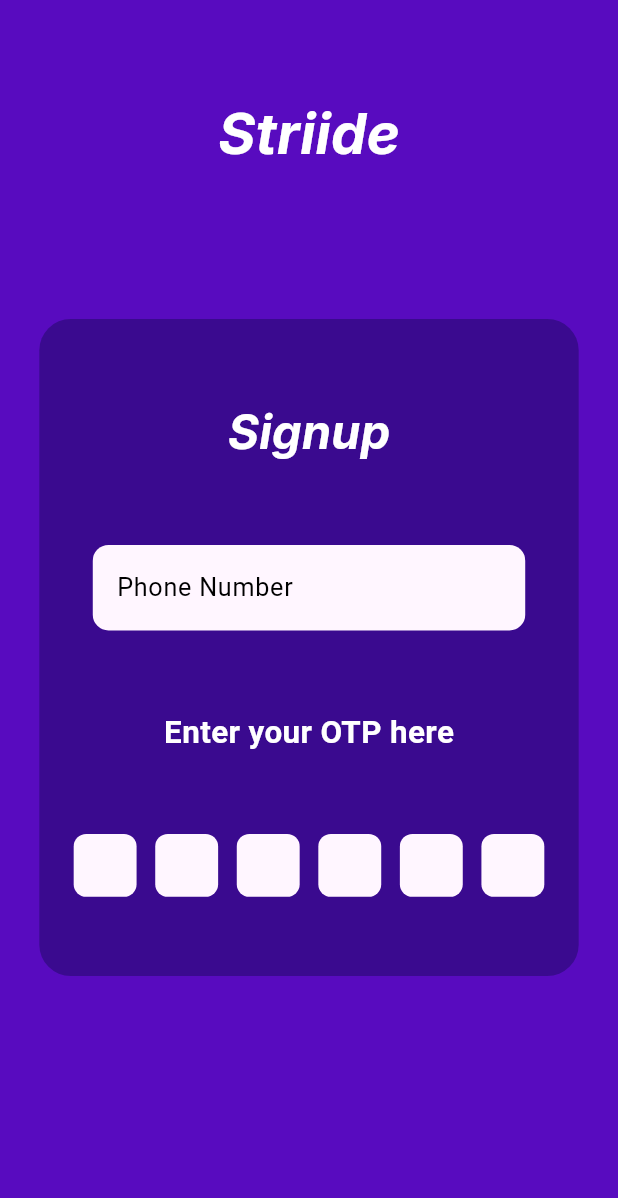
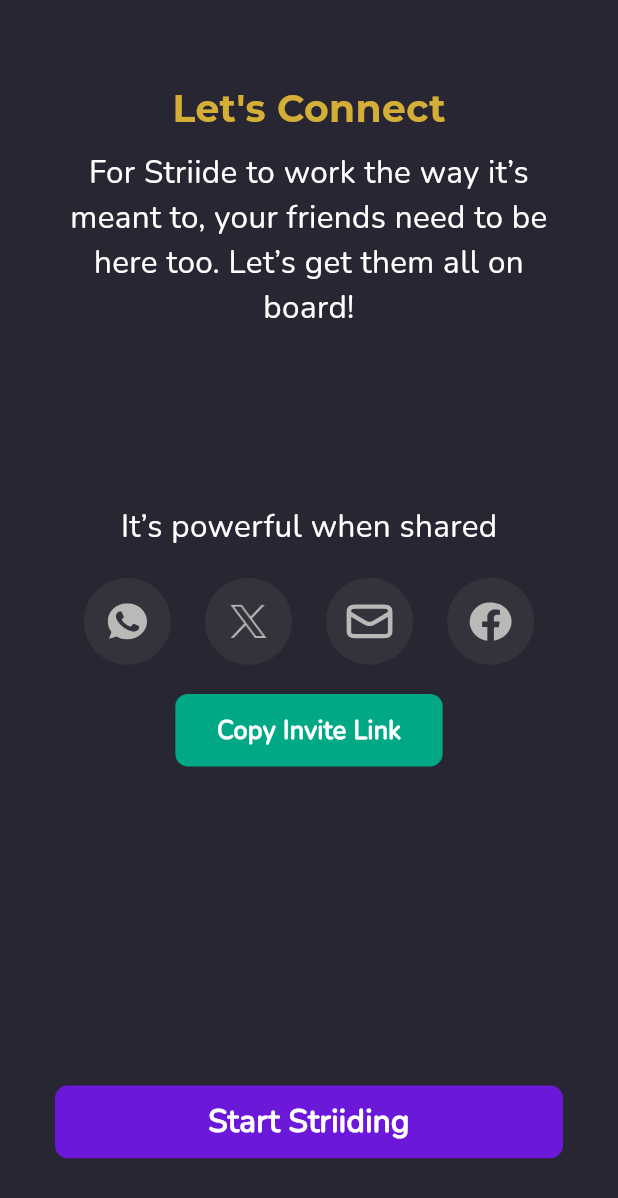
Before and after one commit to arjav1528/Striide-Flutter, a Flutter app: the screen it shows after launch, on a phone screen of 412 x 824 dp. Shown: the top 1198 px of the screen. Run offline on Flutter 3.47's test engine with Material 3 defaults, Android fonts, the phone set to English and light mode, and no system bars; our stand-ins replace flutter_dotenv, flutter_svg, loading_animation_widget, supabase_flutter; accounts and stored records are empty.

Commit message:
Share screen done

```diff
--- a/lib/main.dart
+++ b/lib/main.dart
@@ -4,6 +4,7 @@ import 'package:loading_animation_widget/loading_animation_widget.dart';
 import 'package:striide_flutter/screens/complete_profile_1.dart';
 import 'package:striide_flutter/screens/home.dart';
 import 'package:striide_flutter/screens/login.dart';
+import 'package:striide_flutter/screens/share_screen.dart';
 
 import 'package:supabase_flutter/supabase_flutter.dart';
 
@@ -41,6 +42,9 @@ class _ScreenWrapperState extends State<ScreenWrapper> {
     return StreamBuilder(
       stream: supabase.auth.onAuthStateChange,
       builder: (context, snapshot) {
+
+        return ShareScreen();
+
         if (snapshot.hasData) {
           final session = snapshot.data?.session;
           if (session != null) {
--- a/lib/screens/complete_profile_1.dart
+++ b/lib/screens/complete_profile_1.dart
@@ -86,7 +86,8 @@ class _CompleteProfile1State extends State<CompleteProfile1> {
                   fontSize: 24 * widthMultiplier,
                   fontWeight: FontWeight.bold,
                   color: const Color(0xFFD4AF37),
-                  letterSpacing: 0.5
+                  letterSpacing: 0.5,
+                  fontFamily: "Montserrat"
                 ),
               ),
               SizedBox(height: 8 * heightMultiplier),
--- a/lib/screens/complete_profile_2.dart
+++ b/lib/screens/complete_profile_2.dart
@@ -58,7 +58,7 @@ class _CompleteProfile2State extends State<CompleteProfile2> {
                   fontSize: 24 * widthMultiplier,
                   fontWeight: FontWeight.bold,
                   color: const Color(0xFFD4AF37),
-                  letterSpacing: 0.5
+                  fontFamily: "Montserrat"
                 ),
               ),
               SizedBox(height: 16 * heightMultiplier),
--- /dev/null
+++ b/lib/screens/share_screen.dart
@@ -0,0 +1,205 @@
+import 'package:flutter/material.dart';
+import 'package:flutter_svg/flutter_svg.dart';
+
+
+class ShareScreen extends StatefulWidget {
+  const ShareScreen({super.key});
+
+  @override
+  State<ShareScreen> createState() => _ShareScreenState();
+}
+
+class _ShareScreenState extends State<ShareScreen> {
+  @override
+  Widget build(BuildContext context) {
+    double heightMultiplier = MediaQuery.of(context).size.height / 852;
+    double widthMultiplier = MediaQuery.of(context).size.width / 393;
+    return Scaffold(
+      backgroundColor: const Color(0xFF282632),
+      body: SingleChildScrollView(
+        child: Padding(
+          padding: EdgeInsets.symmetric(horizontal: 24.0 * widthMultiplier, vertical: 16.0 * heightMultiplier),
+          child: Column(
+            crossAxisAlignment: CrossAxisAlignment.center,
+            children: [
+              SizedBox(height: 40 * heightMultiplier),
+              Center(
+                child: Text(
+                  "Let's Connect",
+                  style: TextStyle(
+                      fontSize: 24 * widthMultiplier,
+                      fontWeight: FontWeight.bold,
+                      color: const Color(0xFFD4AF37),
+                      fontFamily: "Montserrat"),
+                  ),
+                ),
+              SizedBox(height: 10*heightMultiplier,),
+              Center(
+                child: Container(
+                  width: 310*widthMultiplier,
+                  child: Text("For Striide to work the way it’s meant to, your friends need to be here too. Let’s get them all on board!",
+                    textAlign: TextAlign.center,
+                    style: TextStyle(
+                      fontSize: 20 * widthMultiplier,
+                      color: Colors.white,
+                      fontFamily: "Nunito",
+                    ),
+                  ),
+                ),
+              ),
+              SizedBox(height: 120*heightMultiplier,),
+              Center(
+                child: Text("It’s powerful when shared",
+                  style: TextStyle(
+                    fontSize: 20 * widthMultiplier,
+                    color: Colors.white,
+                    fontFamily: "Nunito",
+                  ),
+                ),
+              ),
+              SizedBox(height: 20*heightMultiplier,),
+              Padding(
+                padding: EdgeInsets.symmetric(horizontal: 10*widthMultiplier),
+                child: Row(
+                  mainAxisAlignment: MainAxisAlignment.spaceEvenly,
+                  children: [
+                    GestureDetector(
+                      onTap: (){
+                        // Handle WhatsApp share action
+
+                      },
+                      child: Container(
+                        height: 60 * heightMultiplier,
+                        width: 60 * widthMultiplier,
+                        decoration: BoxDecoration(
+                          color: Color(0xFF33333b),
+                          shape: BoxShape.circle
+                        ),
+                        child: Center(
+                          child: Container(
+                            height: 25 * heightMultiplier,
+                            width: 25 * widthMultiplier,
+                            child: SvgPicture.asset("assets/icons/wa.svg",
+
+                              fit: BoxFit.fill,
+                            ),
+                          ),
+                        ),
+                      ),
+                    ),
+                    GestureDetector(
+                      onTap: (){},
+                      child: Container(
+                        height: 60 * heightMultiplier,
+                        width: 60 * widthMultiplier,
+                        decoration: BoxDecoration(
+                            color: Color(0xFF33333b),
+                            shape: BoxShape.circle
+                        ),
+                        child: Center(
+                          child: Container(
+                            child: Image.asset("assets/icons/x.png",
+                              height: 30 * heightMultiplier,
+                              width: 30 * widthMultiplier,
+                              fit: BoxFit.fill,
+                            ),
+                          ),
+                        ),
+                      ),
+                    ),
+                    GestureDetector(
+                      onTap: (){},
+                      child: Container(
+                        height: 60 * heightMultiplier,
+                        width: 60 * widthMultiplier,
+                        decoration: BoxDecoration(
+                            color: Color(0xFF33333b),
+                            shape: BoxShape.circle
+                        ),
+                        child: Center(
+                          child: Container(
+                            height: 35 * heightMultiplier,
+                            width: 35 * widthMultiplier,
+                            child: SvgPicture.asset("assets/icons/mail.svg",
+
+                              fit: BoxFit.fill,
+                            ),
+                          ),
+                        ),
+                      ),
+                    ),
+                    GestureDetector(
+                      onTap: (){},
+                      child: Container(
+                        height: 60 * heightMultiplier,
+                        width: 60 * widthMultiplier,
+                        decoration: BoxDecoration(
+                            color: Color(0xFF33333b),
+                            shape: BoxShape.circle
+                        ),
+                        child: Center(
+                          child: Container(
+                            height: 40 * heightMultiplier,
+                            width: 40 * widthMultiplier,
+                            child: SvgPicture.asset("assets/icons/facebook.svg",
+
+                              fit: BoxFit.fill,
+                            ),
+                          ),
+                        ),
+                      ),
+                    ),
+
+
+                  ],
+                ),
+              ),
+              SizedBox(height: 20 * heightMultiplier),
+              GestureDetector(
+                onTap: (){},
+                child: Container(
+                  height: 50 * heightMultiplier,
+                  width: 170 * widthMultiplier,
+                  decoration: BoxDecoration(
+                    color: Color(0xFF00A886),
+                    borderRadius: BorderRadius.circular(8 * widthMultiplier),
+                  ),
+                  child: Center(
+                    child: Text("Copy Invite Link",
+                      style: TextStyle(
+                        color: Colors.white,
+                        fontSize: 16 * widthMultiplier,
+                        fontFamily: "Nunito",
+                        fontWeight: FontWeight.bold,
+                      ),
+                    ),
+                  ),
+                ),
+              ),
+              SizedBox(height: 220 * heightMultiplier),
+              Container(
+                height: 50*heightMultiplier,
+                width: 323*widthMultiplier,
+                decoration: BoxDecoration(
+                  color: Color(0xFF6B18D8),
+                  borderRadius: BorderRadius.circular(8 * widthMultiplier),
+                ),
+                child: Center(
+                  child: Text("Start Striiding",
+                  textAlign: TextAlign.center,
+                    style: TextStyle(
+                      color: Colors.white,
+                      fontSize: 20 * widthMultiplier,
+                      fontFamily: "Nunito",
+                      fontWeight: FontWeight.bold,
+                    ),
+                  ),
+                )
+              )
+            ],
+          ),
+        ),
+      ),
+    );
+  }
+}
--- a/pubspec.yaml
+++ b/pubspec.yaml
@@ -38,6 +38,7 @@ dependencies:
   supabase_flutter: ^2.9.0
   loading_animation_widget: ^1.3.0
   intl: ^0.20.2
+  flutter_svg: ^2.1.0
 
 dev_dependencies:
   flutter_test:
@@ -64,6 +65,7 @@ flutter:
   # To add assets to your application, add an assets section, like this:
   assets:
     - .env
+    - assets/icons/
 
 
   # An image asset can refer to one or more resolution-specific "variants", see
@@ -84,7 +86,7 @@ flutter:
      - family: Inter
        fonts:
          - asset: assets/fonts/Inter_18pt-BoldItalic.ttf
-     - family: Inter
+     - family: Nunito
        fonts:
          - asset: assets/fonts/Nunito-Regular.ttf
 
```
Also changed, not shown: assets/icons/facebook.svg (added), assets/icons/mail.svg (added), assets/icons/wa.svg (added), assets/icons/x.png (added), pubspec.lock.
